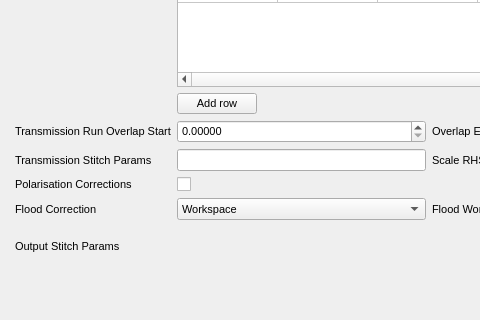
mantidproject/mantid, file qt/scientific_interfaces/ISISReflectometry/GUI/Experiment/ExperimentWidget.ui: the form before one commit; both pictures show x 0 to 480 and y 204 to 524 of the 952 by 524 pixel window.
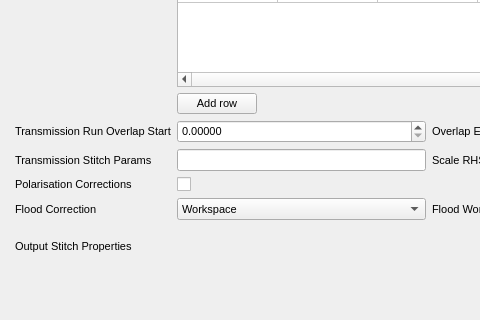
The form after the commit. Custom widgets are drawn as their Qt base class.

Commit message:
Improve the stitch params tooltip on the reflectometry GUI
Previously this tooltip was misleading because it was referencing the transmission stitch params property of the reduction algorithm. This input is actually for all properties for the Stitch1DMany algorithm so we cannot take the documentation from a single algorithm property as we do for the other tooltips. Therefore, this commit adds a function to be able to set a tooltip independently of any algorithm and sets this tooltip manually.

```diff
--- a/qt/scientific_interfaces/ISISReflectometry/GUI/Experiment/ExperimentWidget.ui
+++ b/qt/scientific_interfaces/ISISReflectometry/GUI/Experiment/ExperimentWidget.ui
@@ -75,7 +75,7 @@
         </size>
        </property>
        <property name="text">
-        <string>Output Stitch Params</string>
+        <string>Output Stitch Properties</string>
        </property>
       </widget>
      </item>
```
The commit also changes 2 other files.
